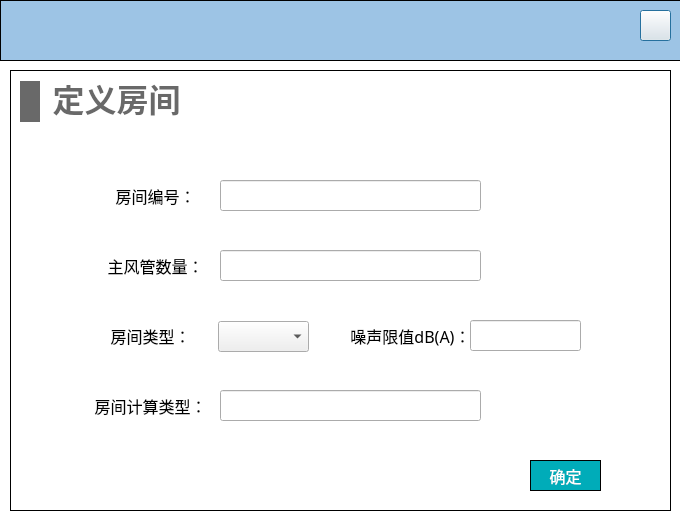
The window that NoiseCalSoft/roomDefineForm/dialog_addroom.ui (haobana/NoiCal) describes before a commit, drawn with Qt 5.
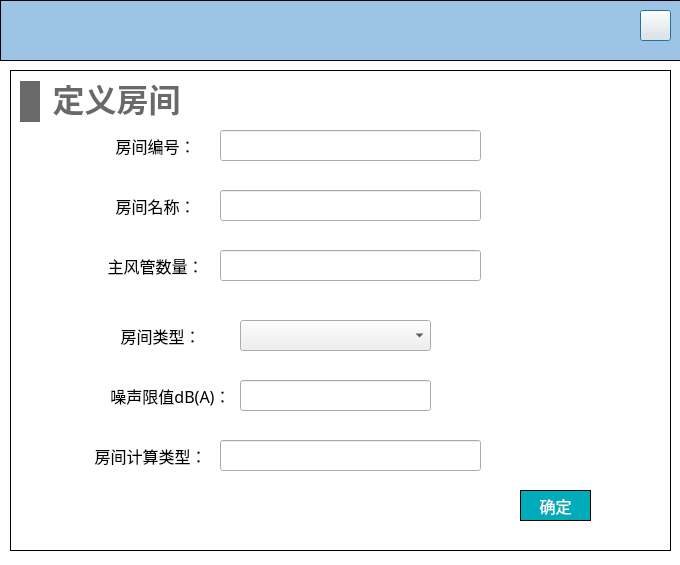
The same window after the commit. Icons and pictures are not drawn.

Commit message: 增加删除房间代码

```diff
--- a/NoiseCalSoft/roomDefineForm/dialog_addroom.ui
+++ b/NoiseCalSoft/roomDefineForm/dialog_addroom.ui
@@ -7,7 +7,7 @@
     <x>0</x>
     <y>0</y>
     <width>680</width>
-    <height>530</height>
+    <height>565</height>
    </rect>
   </property>
   <property name="windowTitle">
@@ -59,7 +59,7 @@
      <x>10</x>
      <y>70</y>
      <width>661</width>
-     <height>441</height>
+     <height>481</height>
     </rect>
    </property>
    <property name="styleSheet">
@@ -144,8 +144,8 @@
    <widget class="QPushButton" name="pushButton">
     <property name="geometry">
      <rect>
-      <x>520</x>
-      <y>390</y>
+      <x>510</x>
+      <y>420</y>
       <width>71</width>
       <height>31</height>
      </rect>
@@ -217,7 +217,7 @@
     <property name="geometry">
      <rect>
       <x>210</x>
-      <y>110</y>
+      <y>60</y>
       <width>261</width>
       <height>31</height>
      </rect>
@@ -232,7 +232,7 @@
     <property name="geometry">
      <rect>
       <x>100</x>
-      <y>110</y>
+      <y>60</y>
       <width>91</width>
       <height>31</height>
      </rect>
@@ -253,9 +253,9 @@
    <widget class="QLineEdit" name="lineEdit_limit">
     <property name="geometry">
      <rect>
-      <x>460</x>
-      <y>250</y>
-      <width>111</width>
+      <x>230</x>
+      <y>310</y>
+      <width>191</width>
       <height>31</height>
      </rect>
     </property>
@@ -268,7 +268,7 @@
    <widget class="QLabel" name="label_10">
     <property name="geometry">
      <rect>
-      <x>90</x>
+      <x>100</x>
       <y>250</y>
       <width>101</width>
       <height>31</height>
@@ -290,9 +290,9 @@
    <widget class="QComboBox" name="comboBox">
     <property name="geometry">
      <rect>
-      <x>208</x>
-      <y>251</y>
-      <width>91</width>
+      <x>230</x>
+      <y>250</y>
+      <width>191</width>
       <height>31</height>
      </rect>
     </property>
@@ -300,8 +300,8 @@
    <widget class="QLabel" name="label_11">
     <property name="geometry">
      <rect>
-      <x>340</x>
-      <y>250</y>
+      <x>100</x>
+      <y>310</y>
       <width>121</width>
       <height>31</height>
      </rect>
@@ -323,7 +323,7 @@
     <property name="geometry">
      <rect>
       <x>80</x>
-      <y>320</y>
+      <y>370</y>
       <width>121</width>
       <height>31</height>
      </rect>
@@ -345,7 +345,44 @@
     <property name="geometry">
      <rect>
       <x>210</x>
-      <y>320</y>
+      <y>370</y>
+      <width>261</width>
+      <height>31</height>
+     </rect>
+    </property>
+    <property name="font">
+     <font>
+      <family>Microsoft YaHei</family>
+     </font>
+    </property>
+   </widget>
+   <widget class="QLabel" name="label_6">
+    <property name="geometry">
+     <rect>
+      <x>100</x>
+      <y>120</y>
+      <width>91</width>
+      <height>31</height>
+     </rect>
+    </property>
+    <property name="font">
+     <font>
+      <family>Microsoft YaHei</family>
+      <pointsize>12</pointsize>
+     </font>
+    </property>
+    <property name="text">
+     <string>房间名称：</string>
+    </property>
+    <property name="alignment">
+     <set>Qt::AlignCenter</set>
+    </property>
+   </widget>
+   <widget class="QLineEdit" name="lineEdit_roomname">
+    <property name="geometry">
+     <rect>
+      <x>210</x>
+      <y>120</y>
       <width>261</width>
       <height>31</height>
      </rect>
```
The commit also changes 11 other files.
